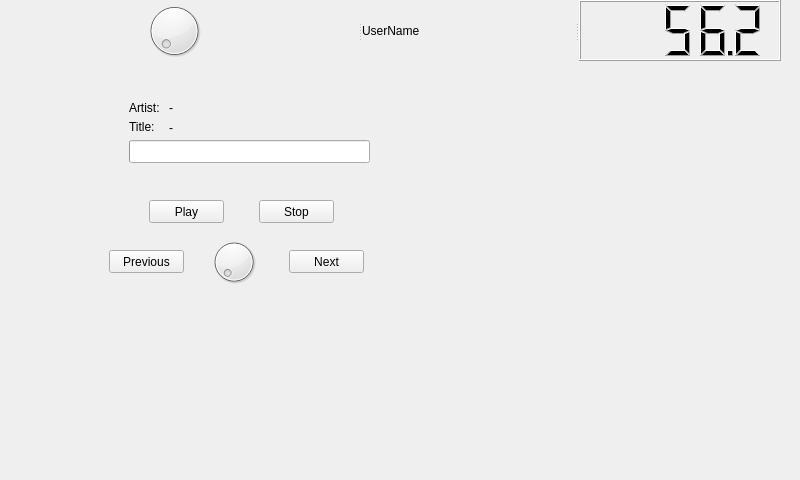
First picture: the form in Lola/Lola/TestDialog.ui, repository Petzep/EM-04, before the edit.
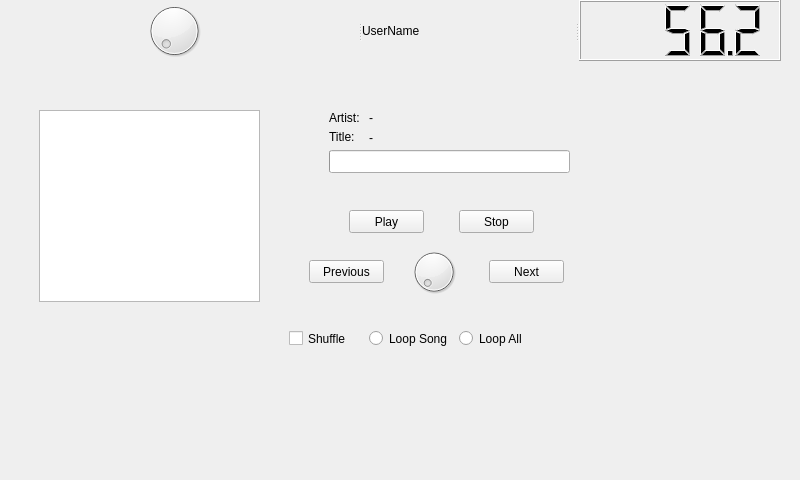
Second picture: the form after the edit. The open tabs and pages were chosen to show the change. Custom widgets are drawn as their Qt base class.

Diff of the .ui file:
```diff
--- a/Lola/Lola/TestDialog.ui
+++ b/Lola/Lola/TestDialog.ui
@@ -60,8 +60,8 @@
     <widget class="QProgressBar" name="playerBar">
      <property name="geometry">
       <rect>
-       <x>120</x>
-       <y>70</y>
+       <x>320</x>
+       <y>80</y>
        <width>241</width>
        <height>23</height>
       </rect>
@@ -88,8 +88,8 @@
     <widget class="QLabel" name="label">
      <property name="geometry">
       <rect>
-       <x>120</x>
-       <y>50</y>
+       <x>320</x>
+       <y>60</y>
        <width>47</width>
        <height>13</height>
       </rect>
@@ -101,8 +101,8 @@
     <widget class="QLabel" name="label_2">
      <property name="geometry">
       <rect>
-       <x>120</x>
-       <y>30</y>
+       <x>320</x>
+       <y>40</y>
        <width>41</width>
        <height>16</height>
       </rect>
@@ -114,8 +114,8 @@
     <widget class="QLabel" name="textArtist">
      <property name="geometry">
       <rect>
-       <x>160</x>
-       <y>30</y>
+       <x>360</x>
+       <y>40</y>
        <width>201</width>
        <height>16</height>
       </rect>
@@ -127,8 +127,8 @@
     <widget class="QLabel" name="textTitle">
      <property name="geometry">
       <rect>
-       <x>160</x>
-       <y>50</y>
+       <x>360</x>
+       <y>60</y>
        <width>201</width>
        <height>16</height>
       </rect>
@@ -140,8 +140,8 @@
     <widget class="QPushButton" name="playButton">
      <property name="geometry">
       <rect>
-       <x>140</x>
-       <y>130</y>
+       <x>340</x>
+       <y>140</y>
        <width>75</width>
        <height>23</height>
       </rect>
@@ -156,8 +156,8 @@
     <widget class="QPushButton" name="stopButton">
      <property name="geometry">
       <rect>
-       <x>250</x>
-       <y>130</y>
+       <x>450</x>
+       <y>140</y>
        <width>75</width>
        <height>23</height>
       </rect>
@@ -169,8 +169,8 @@
     <widget class="QPushButton" name="prevButton">
      <property name="geometry">
       <rect>
-       <x>100</x>
-       <y>180</y>
+       <x>300</x>
+       <y>190</y>
        <width>75</width>
        <height>23</height>
       </rect>
@@ -182,8 +182,8 @@
     <widget class="QPushButton" name="nextButton">
      <property name="geometry">
       <rect>
-       <x>280</x>
-       <y>180</y>
+       <x>480</x>
+       <y>190</y>
        <width>75</width>
        <height>23</height>
       </rect>
@@ -195,8 +195,8 @@
     <widget class="QDial" name="volumeDail">
      <property name="geometry">
       <rect>
-       <x>200</x>
-       <y>160</y>
+       <x>400</x>
+       <y>170</y>
        <width>50</width>
        <height>64</height>
       </rect>
@@ -205,6 +205,70 @@
       <number>100</number>
      </property>
     </widget>
+    <widget class="QListWidget" name="playlistWidget">
+     <property name="geometry">
+      <rect>
+       <x>30</x>
+       <y>40</y>
+       <width>221</width>
+       <height>192</height>
+      </rect>
+     </property>
+     <property name="focusPolicy">
+      <enum>Qt::NoFocus</enum>
+     </property>
+     <property name="editTriggers">
+      <set>QAbstractItemView::NoEditTriggers</set>
+     </property>
+     <property name="showDropIndicator" stdset="0">
+      <bool>false</bool>
+     </property>
+    </widget>
+    <widget class="QRadioButton" name="loopOneButton">
+     <property name="geometry">
+      <rect>
+       <x>360</x>
+       <y>260</y>
+       <width>82</width>
+       <height>17</height>
+      </rect>
+     </property>
+     <property name="text">
+      <string>Loop Song</string>
+     </property>
+     <property name="autoExclusive">
+      <bool>false</bool>
+     </property>
+    </widget>
+    <widget class="QRadioButton" name="loopAllButton">
+     <property name="geometry">
+      <rect>
+       <x>450</x>
+       <y>260</y>
+       <width>82</width>
+       <height>17</height>
+      </rect>
+     </property>
+     <property name="text">
+      <string>Loop All</string>
+     </property>
+     <property name="autoExclusive">
+      <bool>false</bool>
+     </property>
+    </widget>
+    <widget class="QCheckBox" name="shuffleBox">
+     <property name="geometry">
+      <rect>
+       <x>280</x>
+       <y>260</y>
+       <width>70</width>
+       <height>17</height>
+      </rect>
+     </property>
+     <property name="text">
+      <string>Shuffle</string>
+     </property>
+    </widget>
    </widget>
    <widget class="QWidget" name="Menu">
     <widget class="QSplitter" name="splitter">
```
Left out of the diff: 18 changed lines with no effect on the pictures.
